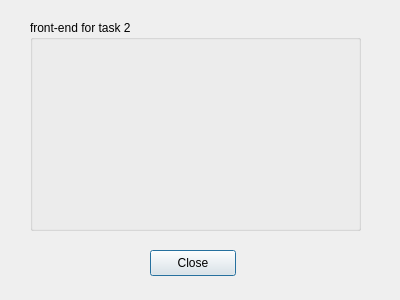
The window that task2.ui (v01z/qt_2) describes before a commit, drawn with Qt 5.
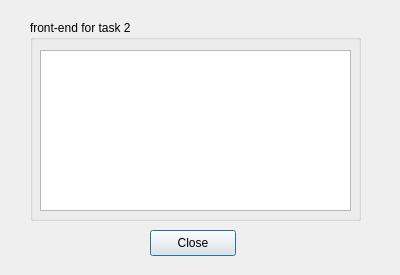
The same window after the commit.

Commit message: work on second task is on progress

What changed in the file:
```diff
--- a/task2.ui
+++ b/task2.ui
@@ -7,7 +7,7 @@
     <x>0</x>
     <y>0</y>
     <width>400</width>
-    <height>300</height>
+    <height>275</height>
    </rect>
   </property>
   <property name="windowTitle">
@@ -19,18 +19,28 @@
      <x>30</x>
      <y>20</y>
      <width>331</width>
-     <height>211</height>
+     <height>201</height>
     </rect>
    </property>
    <property name="title">
     <string>front-end for task 2</string>
    </property>
+   <widget class="QListView" name="listView">
+    <property name="geometry">
+     <rect>
+      <x>10</x>
+      <y>30</y>
+      <width>311</width>
+      <height>161</height>
+     </rect>
+    </property>
+   </widget>
   </widget>
   <widget class="QPushButton" name="btnClose">
    <property name="geometry">
     <rect>
      <x>150</x>
-     <y>250</y>
+     <y>230</y>
      <width>86</width>
      <height>26</height>
     </rect>
```
The commit also changes 4 other files.
